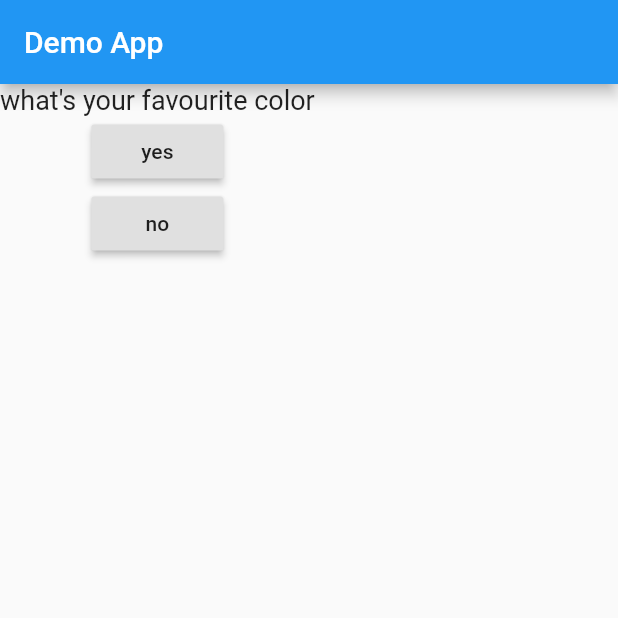
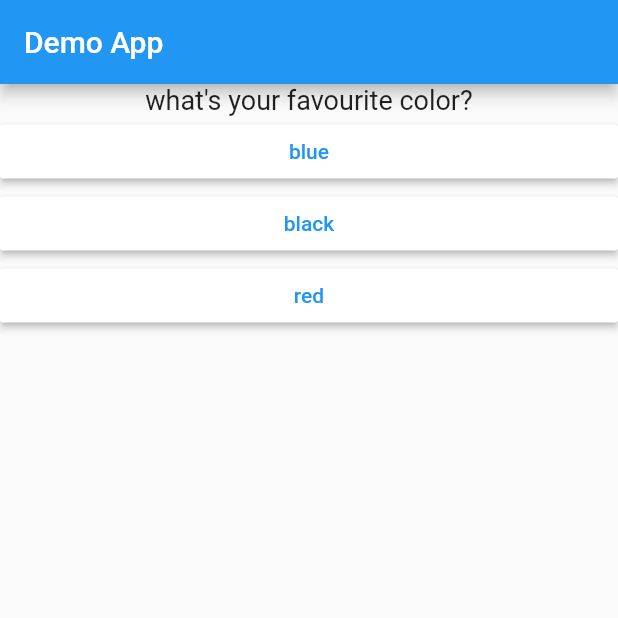
Before and after one commit to bhattabhi013/flutter-training, a Flutter app: the screen it shows after launch, on a phone screen of 412 x 824 dp, the top half of it. Run offline on Flutter 3.47's test engine with Material 2 defaults, Android fonts, the phone set to English and light mode, and no system bars.

Commit message:
dynamic buttons and passing callback functions

```diff
--- /dev/null
+++ b/lib/answer.dart
@@ -0,0 +1,22 @@
+import 'package:flutter/material.dart';
+
+class Answers extends StatelessWidget {
+  final VoidCallback handleOnCLick;
+  final String questionText;
+  const Answers(this.handleOnCLick, this.questionText);
+
+  @override
+  Widget build(BuildContext context) {
+    return Container(
+      width: double.infinity,
+      child:
+      RaisedButton(
+        child: Text(questionText),
+        textColor: Colors.blue,
+        onPressed: handleOnCLick,
+        color: Colors.white,
+        padding: const EdgeInsets.all(10),
+        ),
+    );
+  }
+}
--- a/lib/main.dart
+++ b/lib/main.dart
@@ -2,6 +2,7 @@ import 'package:first_app/question.dart';
 import 'package:flutter/cupertino.dart';
 import 'package:flutter/material.dart';
 
+import 'answer.dart';
 
 // void main() {
 //     runApp(
@@ -17,7 +18,6 @@ class DemoApp extends StatefulWidget {
   State<StatefulWidget> createState() {
     return _DemoAppState();
   }
-
 }
 
 class _DemoAppState extends State<DemoApp> {
@@ -25,33 +25,46 @@ class _DemoAppState extends State<DemoApp> {
   @override
   Widget build(BuildContext context) {
     return MaterialApp(
-      home: Scaffold (
-        appBar :  _returnHeader(),
-        body:  _returnBody(),
+      home: Scaffold(
+        appBar: _returnHeader(),
+        body: _returnBody(),
       ),
     );
   }
 
-  _returnHeader(){
+  _returnHeader() {
     return AppBar(
-    title:  Text(
-      'Demo App'
-    ),
+      title: Text('Demo App'),
     );
   }
 
-_returnBody(){
-    var questions = ["what's your favourite color"
-  ,"What's your favourite animal"];
-  return Column(children:  [
-    Questions(questions.elementAt(_questionIndex),
+  _returnBody() {
+    const questions = [
+      {
+        "question": "what's your favourite color?",
+        "answer": ["blue", "black", "red"],
+      },
+      {
+        "question": "What's your favourite animal?",
+        "answer": ["lion", "tiger", "wolf"],
+      },
+      {
+        "question": "What's your favourite place?",
+        "answer": ["Delhi", "Mumbai", "Kolkata"],
+      }
+    ];
+    return Column(
+      children: [
+        Questions(
+          questions[_questionIndex]['question'].toString(),
         ),
-    RaisedButton(child: Text('yes'),
-    onPressed: _printmsg
-    ),
-    RaisedButton(child: Text('no'),
-    onPressed: _printmsg
-    ),
+        // spread operator is added to make the belowlist a part of the current list <children(ln 57)>
+        ...(questions[_questionIndex]['answer'] as List<String>).map((answer) {
+            return  Answers(
+          _printmsg, answer
+        );
+         })
+          .toList(),
         // ElevatedButton(onPressed: printmsg,
         // child: Text('yep'),
         // ),
@@ -60,13 +73,11 @@ _returnBody(){
     );
   }
 
- _printmsg(){
+  _printmsg() {
     setState(() {
       print('buttonpressed');
       _questionIndex = _questionIndex + 1;
       print(_questionIndex);
     });
-
   }
-
 }
--- a/lib/question.dart
+++ b/lib/question.dart
@@ -7,6 +7,7 @@ class Questions extends StatelessWidget {
   @override
   Widget build(BuildContext context) {
     return Container(
+      width: double.infinity,
       child: Text(
       questionText,
       style: TextStyle(
```
Lines whose indentation alone changed are shown as unchanged.
